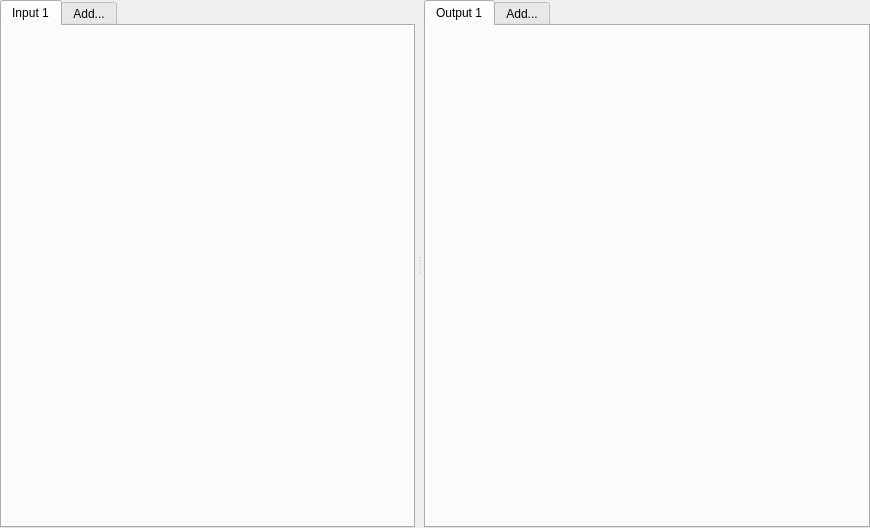
The window that DuFFMpeg/queuewidget.ui (RxLaboratory/DuME) describes before a commit, drawn with Qt 5.
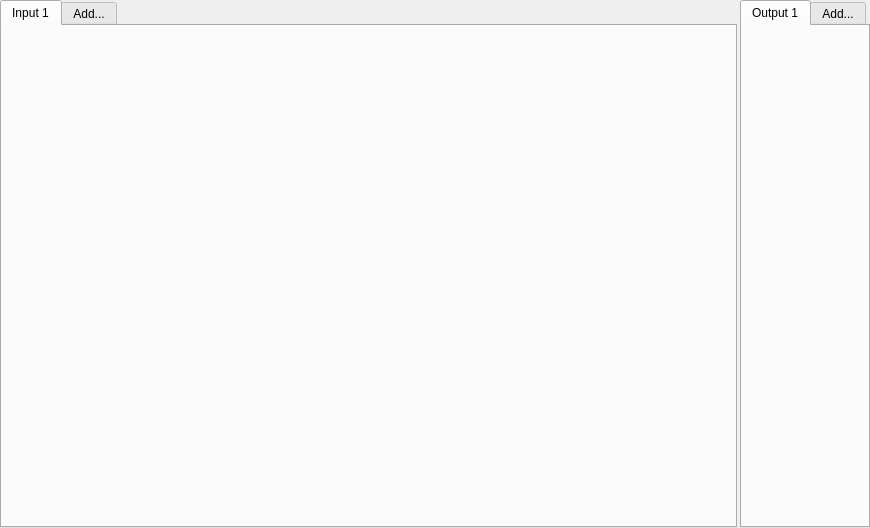
The same window after the commit.

What changed in the file:
```diff
--- a/DuFFMpeg/queuewidget.ui
+++ b/DuFFMpeg/queuewidget.ui
@@ -13,9 +13,9 @@
   <property name="windowTitle">
    <string>Form</string>
   </property>
-  <layout class="QVBoxLayout" name="verticalLayout_3">
+  <layout class="QHBoxLayout" name="horizontalLayout" stretch="1,0">
    <property name="spacing">
-    <number>0</number>
+    <number>3</number>
    </property>
    <property name="leftMargin">
     <number>0</number>
@@ -30,13 +30,6 @@
     <number>0</number>
    </property>
    <item>
-    <widget class="QSplitter" name="splitter">
-     <property name="orientation">
-      <enum>Qt::Horizontal</enum>
-     </property>
-     <property name="handleWidth">
-      <number>9</number>
-     </property>
      <widget class="QTabWidget" name="inputTab">
       <property name="currentIndex">
        <number>0</number>
@@ -69,6 +62,8 @@
        </attribute>
       </widget>
      </widget>
+   </item>
+   <item>
      <widget class="QTabWidget" name="outputTab">
       <property name="currentIndex">
        <number>0</number>
@@ -99,7 +94,6 @@
        <attribute name="title">
         <string>Add...</string>
        </attribute>
-      </widget>
      </widget>
     </widget>
    </item>
```
Lines whose indentation alone changed are shown as unchanged.
